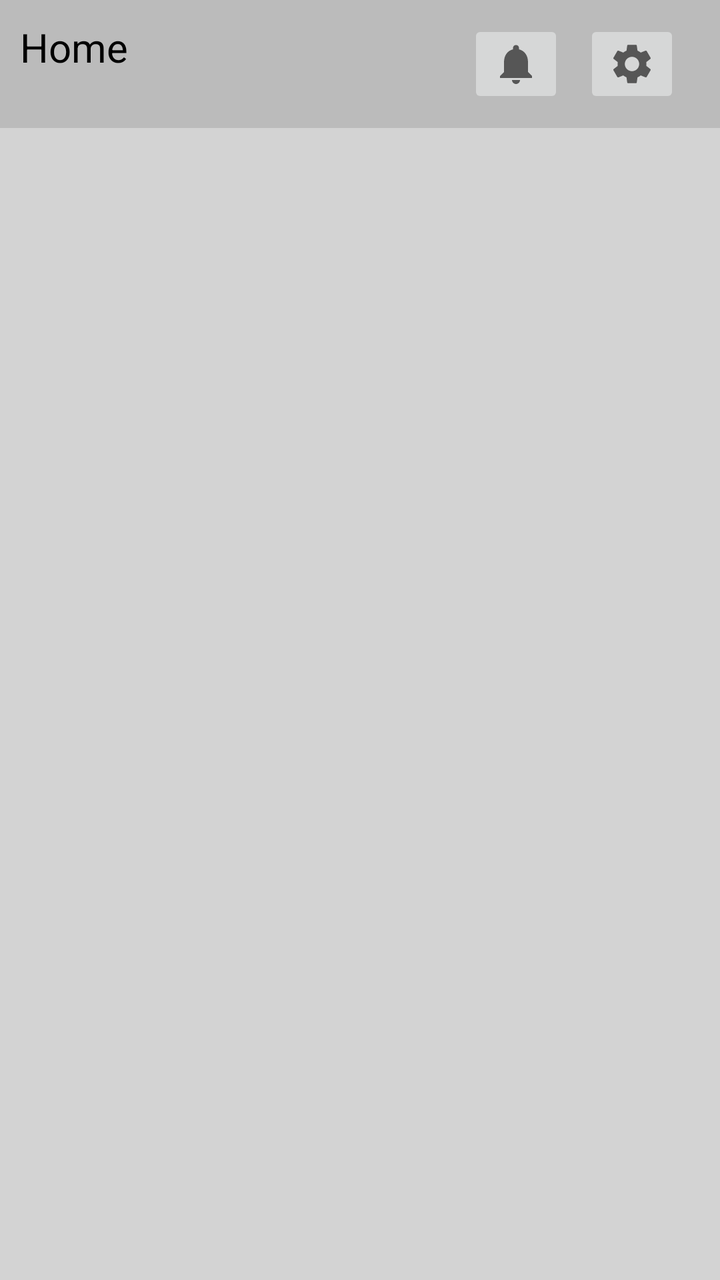
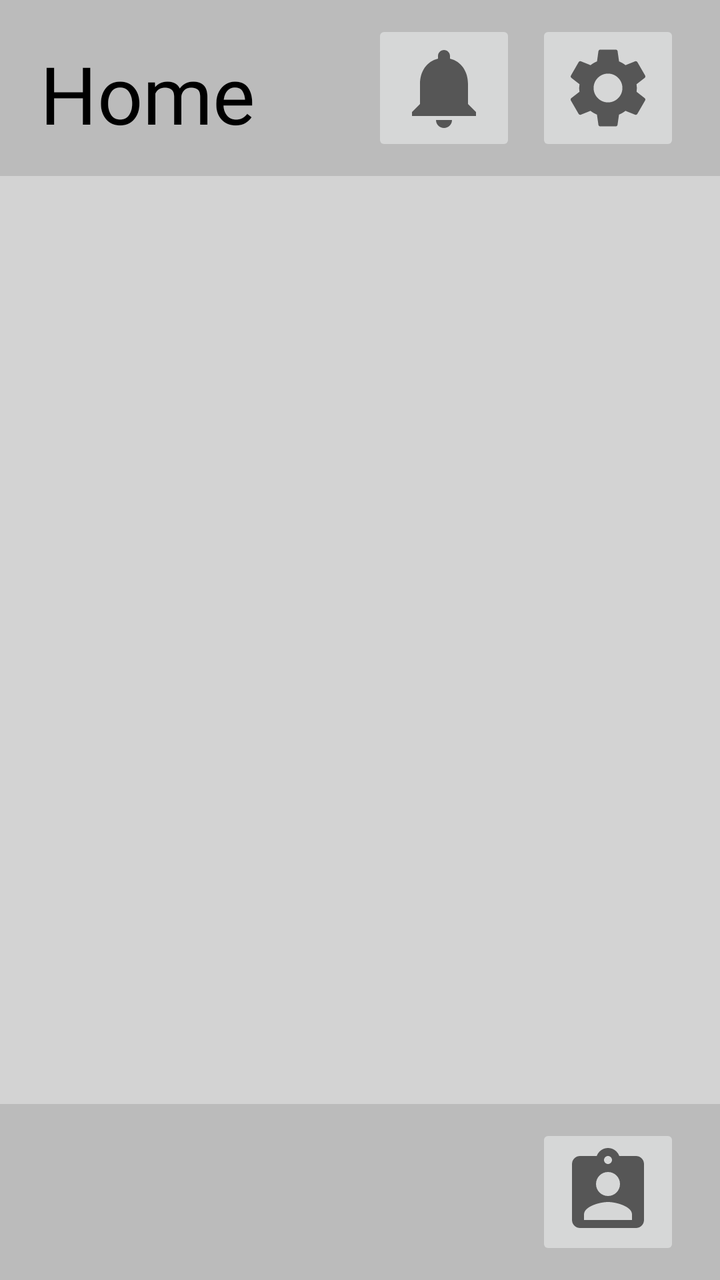

Two renders of the same Android screen: before a commit and after it. Below are the layout's source before the change and the commit's diff.
<!-- AndroidManifest.xml: application theme Theme.CMP309CWK -->
<!-- res/layout/activity_main.xml -->
<?xml version="1.0" encoding="utf-8"?>
<LinearLayout
    xmlns:android="http://schemas.android.com/apk/res/android"
    xmlns:tools="http://schemas.android.com/tools"
    android:layout_width="match_parent"
    android:layout_height="match_parent"
    android:orientation="vertical"
    android:background="#D3D3D3"
    tools:context=".MainActivity">


<LinearLayout
    android:layout_width="match_parent"
    android:layout_height="wrap_content"
    android:orientation="horizontal"
    android:background="#bbbbbb">
<TextView
    android:layout_width="wrap_content"
    android:layout_height="wrap_content"
    android:text="Home"
    android:textSize="20sp"
    android:textColor="#000000"
    android:gravity="left"
    android:layout_marginTop="10dp"
    android:layout_marginBottom="10dp"
    android:layout_marginLeft="10dp" />

<LinearLayout
    android:layout_width="match_parent"
    android:layout_height="wrap_content"
    android:orientation="horizontal"
    android:layout_marginTop="10dp"
    android:layout_marginBottom="10dp"
    android:layout_marginRight="10dp"
    android:gravity="right">


    <ImageButton
        android:id="@+id/btnNotification"
        android:layout_width="wrap_content"
        android:layout_height="wrap_content"
        android:layout_marginRight="10dp"
        android:src="@drawable/ic_baseline_notifications_24" />

    <ImageButton
        android:id="@+id/btnSettings"
        android:layout_width="wrap_content"
        android:layout_height="wrap_content"
        android:layout_marginRight="10dp"
        android:src="@drawable/ic_baseline_settings_24" />

</LinearLayout>






</LinearLayout>


</LinearLayout>
<!-- resources referenced by this layout -->
<resources>
  <!-- drawable ic_baseline_notifications_24 (drawable) -->
  <vector xmlns:android="http://schemas.android.com/apk/res/android"
      android:width="24dp"
      android:height="24dp"
      android:viewportWidth="24"
      android:viewportHeight="24"
      android:tint="?attr/colorControlNormal">
    <path
        android:fillColor="@android:color/white"
        android:pathData="M12,22c1.1,0 2,-0.9 2,-2h-4c0,1.1 0.89,2 2,2zM18,16v-5c0,-3.07 -1.64,-5.64 -4.5,-6.32L13.5,4c0,-0.83 -0.67,-1.5 -1.5,-1.5s-1.5,0.67 -1.5,1.5v0.68C7.63,5.36 6,7.92 6,11v5l-2,2v1h16v-1l-2,-2z"/>
  </vector>
  <!-- drawable ic_baseline_settings_24 (drawable) -->
  <vector xmlns:android="http://schemas.android.com/apk/res/android"
      android:width="24dp"
      android:height="24dp"
      android:viewportWidth="24"
      android:viewportHeight="24"
      android:tint="?attr/colorControlNormal">
    <path
        android:fillColor="@android:color/white"
        android:pathData="M19.14,12.94c0.04,-0.3 0.06,-0.61 0.06,-0.94c0,-0.32 -0.02,-0.64 -0.07,-0.94l2.03,-1.58c0.18,-0.14 0.23,-0.41 0.12,-0.61l-1.92,-3.32c-0.12,-0.22 -0.37,-0.29 -0.59,-0.22l-2.39,0.96c-0.5,-0.38 -1.03,-0.7 -1.62,-0.94L14.4,2.81c-0.04,-0.24 -0.24,-0.41 -0.48,-0.41h-3.84c-0.24,0 -0.43,0.17 -0.47,0.41L9.25,5.35C8.66,5.59 8.12,5.92 7.63,6.29L5.24,5.33c-0.22,-0.08 -0.47,0 -0.59,0.22L2.74,8.87C2.62,9.08 2.66,9.34 2.86,9.48l2.03,1.58C4.84,11.36 4.8,11.69 4.8,12s0.02,0.64 0.07,0.94l-2.03,1.58c-0.18,0.14 -0.23,0.41 -0.12,0.61l1.92,3.32c0.12,0.22 0.37,0.29 0.59,0.22l2.39,-0.96c0.5,0.38 1.03,0.7 1.62,0.94l0.36,2.54c0.05,0.24 0.24,0.41 0.48,0.41h3.84c0.24,0 0.44,-0.17 0.47,-0.41l0.36,-2.54c0.59,-0.24 1.13,-0.56 1.62,-0.94l2.39,0.96c0.22,0.08 0.47,0 0.59,-0.22l1.92,-3.32c0.12,-0.22 0.07,-0.47 -0.12,-0.61L19.14,12.94zM12,15.6c-1.98,0 -3.6,-1.62 -3.6,-3.6s1.62,-3.6 3.6,-3.6s3.6,1.62 3.6,3.6S13.98,15.6 12,15.6z"/>
  </vector>
  <style name="Theme.CMP309CWK" parent="Theme.MaterialComponents.DayNight.DarkActionBar">
          
          <item name="colorPrimary">@color/purple_500</item>
          <item name="colorPrimaryVariant">@color/purple_700</item>
          <item name="colorOnPrimary">@color/white</item>
          
          <item name="colorSecondary">@color/teal_200</item>
          <item name="colorSecondaryVariant">@color/teal_700</item>
          <item name="colorOnSecondary">@color/black</item>
          
          <item name="android:statusBarColor" tools:targetApi="l">?attr/colorPrimaryVariant</item>
          
      </style>
  <color name="purple_500">#FF6200EE</color>
  <color name="purple_700">#FF3700B3</color>
  <color name="white">#FFFFFFFF</color>
  <color name="teal_200">#FF03DAC5</color>
  <color name="teal_700">#FF018786</color>
  <color name="black">#FF000000</color>
</resources>

<!-- the commit's change to res/layout/activity_main.xml (unified diff, before → after) -->
@@ -1,62 +1,102 @@
 <?xml version="1.0" encoding="utf-8"?>
-<LinearLayout
-    xmlns:android="http://schemas.android.com/apk/res/android"
-    xmlns:tools="http://schemas.android.com/tools"
-    android:layout_width="match_parent"
-    android:layout_height="match_parent"
-    android:orientation="vertical"
-    android:background="#D3D3D3"
-    tools:context=".MainActivity">
+<RelativeLayout xmlns:android="http://schemas.android.com/apk/res/android"
+    android:layout_width="fill_parent"
+    android:layout_height="fill_parent"
+    android:background="@color/white"
+    android:orientation="vertical" >
+    <LinearLayout
+        xmlns:android="http://schemas.android.com/apk/res/android"
+        xmlns:tools="http://schemas.android.com/tools"
+        android:layout_width="match_parent"
+        android:layout_height="match_parent"
+        android:orientation="vertical"
+        android:background="#D3D3D3"
+        tools:context=".MainActivity">
+
+        
+        <LinearLayout
+            android:layout_width="match_parent"
+            android:layout_height="wrap_content"
+            android:orientation="horizontal"
+            android:background="#bbbbbb">
+            <TextView
+                android:layout_width="wrap_content"
+                android:layout_height="wrap_content"
+                android:text="Home"
+                android:textColor="#000000"
+                android:gravity="left"
+                android:layout_marginTop="20dp"
+                android:textSize="40sp"
+                android:fontFamily="@font/title"
+                android:layout_marginBottom="10dp"
+                android:layout_marginLeft="20dp" />
 
 
-<LinearLayout
-    android:layout_width="match_parent"
-    android:layout_height="wrap_content"
-    android:orientation="horizontal"
-    android:background="#bbbbbb">
-<TextView
-    android:layout_width="wrap_content"
-    android:layout_height="wrap_content"
-    android:text="Home"
-    android:textSize="20sp"
-    android:textColor="#000000"
-    android:gravity="left"
-    android:layout_marginTop="10dp"
-    android:layout_marginBottom="10dp"
-    android:layout_marginLeft="10dp" />
-
-<LinearLayout
-    android:layout_width="match_parent"
-    android:layout_height="wrap_content"
-    android:orientation="horizontal"
-    android:layout_marginTop="10dp"
-    android:layout_marginBottom="10dp"
-    android:layout_marginRight="10dp"
-    android:gravity="right">
+            <LinearLayout
+                android:layout_width="match_parent"
+                android:layout_height="wrap_content"
+                android:orientation="horizontal"
+                android:layout_marginTop="10dp"
+                android:layout_marginBottom="10dp"
+                android:layout_marginRight="10dp"
+                android:gravity="right">
 
 
-    <ImageButton
-        android:id="@+id/btnNotification"
-        android:layout_width="wrap_content"
-        android:layout_height="wrap_content"
-        android:layout_marginRight="10dp"
-        android:src="@drawable/ic_baseline_notifications_24" />
+                    <ImageButton
+                        android:id="@+id/btnNotification"
+                        android:layout_width="wrap_content"
+                        android:layout_height="wrap_content"
+                        android:layout_marginRight="10dp"
+                        android:src="@drawable/ic_baseline_notifications_24" />
 
-    <ImageButton
-        android:id="@+id/btnSettings"
-        android:layout_width="wrap_content"
-        android:layout_height="wrap_content"
-        android:layout_marginRight="10dp"
-        android:src="@drawable/ic_baseline_settings_24" />
+                    <ImageButton
+                        android:id="@+id/btnSettings"
+                        android:layout_width="wrap_content"
+                        android:layout_height="wrap_content"
+                        android:layout_marginRight="10dp"
+                        android:src="@drawable/ic_baseline_settings_24" />
 
-</LinearLayout>
+            </LinearLayout>
+        </LinearLayout>
+        
+
+        
+            
+        
 
 
 
 
 
 
-</LinearLayout>
+    </LinearLayout>
 
+    
+    <LinearLayout
+        android:layout_width="match_parent"
+        android:layout_height="wrap_content"
+        android:orientation="horizontal"
+        android:background="#bbbbbb"
+        android:layout_alignParentBottom="true" >
 
-</LinearLayout>
+    <LinearLayout
+        android:layout_width="match_parent"
+        android:layout_height="wrap_content"
+        android:orientation="horizontal"
+        android:layout_marginTop="10dp"
+        android:layout_marginBottom="10dp"
+        android:layout_marginRight="10dp"
+        android:gravity="right">
+
+        <ImageButton
+            android:id="@+id/btnProfile"
+            android:layout_width="wrap_content"
+            android:layout_height="wrap_content"
+            android:layout_marginRight="10dp"
+            android:src="@drawable/ic_baseline_assignment_ind_24" />
+
+    </LinearLayout>
+    
+
+    </LinearLayout>
+</RelativeLayout>
<!-- resource entries referenced after the edit -->
@@ -1,26 +1,16 @@
 <!-- resources referenced by this layout -->
 <resources>
   <!-- drawable ic_baseline_notifications_24 (drawable) -->
-  <vector xmlns:android="http://schemas.android.com/apk/res/android"
-      android:width="24dp"
-      android:height="24dp"
-      android:viewportWidth="24"
-      android:viewportHeight="24"
-      android:tint="?attr/colorControlNormal">
-    <path
-        android:fillColor="@android:color/white"
-        android:pathData="M12,22c1.1,0 2,-0.9 2,-2h-4c0,1.1 0.89,2 2,2zM18,16v-5c0,-3.07 -1.64,-5.64 -4.5,-6.32L13.5,4c0,-0.83 -0.67,-1.5 -1.5,-1.5s-1.5,0.67 -1.5,1.5v0.68C7.63,5.36 6,7.92 6,11v5l-2,2v1h16v-1l-2,-2z"/>
+  <vector android:height="48dp" android:tint="?attr/colorControlNormal"
+      android:viewportHeight="24" android:viewportWidth="24"
+      android:width="48dp" xmlns:android="http://schemas.android.com/apk/res/android">
+      <path android:fillColor="@android:color/white" android:pathData="M12,22c1.1,0 2,-0.9 2,-2h-4c0,1.1 0.89,2 2,2zM18,16v-5c0,-3.07 -1.64,-5.64 -4.5,-6.32L13.5,4c0,-0.83 -0.67,-1.5 -1.5,-1.5s-1.5,0.67 -1.5,1.5v0.68C7.63,5.36 6,7.92 6,11v5l-2,2v1h16v-1l-2,-2z"/>
   </vector>
   <!-- drawable ic_baseline_settings_24 (drawable) -->
-  <vector xmlns:android="http://schemas.android.com/apk/res/android"
-      android:width="24dp"
-      android:height="24dp"
-      android:viewportWidth="24"
-      android:viewportHeight="24"
-      android:tint="?attr/colorControlNormal">
-    <path
-        android:fillColor="@android:color/white"
-        android:pathData="M19.14,12.94c0.04,-0.3 0.06,-0.61 0.06,-0.94c0,-0.32 -0.02,-0.64 -0.07,-0.94l2.03,-1.58c0.18,-0.14 0.23,-0.41 0.12,-0.61l-1.92,-3.32c-0.12,-0.22 -0.37,-0.29 -0.59,-0.22l-2.39,0.96c-0.5,-0.38 -1.03,-0.7 -1.62,-0.94L14.4,2.81c-0.04,-0.24 -0.24,-0.41 -0.48,-0.41h-3.84c-0.24,0 -0.43,0.17 -0.47,0.41L9.25,5.35C8.66,5.59 8.12,5.92 7.63,6.29L5.24,5.33c-0.22,-0.08 -0.47,0 -0.59,0.22L2.74,8.87C2.62,9.08 2.66,9.34 2.86,9.48l2.03,1.58C4.84,11.36 4.8,11.69 4.8,12s0.02,0.64 0.07,0.94l-2.03,1.58c-0.18,0.14 -0.23,0.41 -0.12,0.61l1.92,3.32c0.12,0.22 0.37,0.29 0.59,0.22l2.39,-0.96c0.5,0.38 1.03,0.7 1.62,0.94l0.36,2.54c0.05,0.24 0.24,0.41 0.48,0.41h3.84c0.24,0 0.44,-0.17 0.47,-0.41l0.36,-2.54c0.59,-0.24 1.13,-0.56 1.62,-0.94l2.39,0.96c0.22,0.08 0.47,0 0.59,-0.22l1.92,-3.32c0.12,-0.22 0.07,-0.47 -0.12,-0.61L19.14,12.94zM12,15.6c-1.98,0 -3.6,-1.62 -3.6,-3.6s1.62,-3.6 3.6,-3.6s3.6,1.62 3.6,3.6S13.98,15.6 12,15.6z"/>
+  <vector android:height="48dp" android:tint="?attr/colorControlNormal"
+      android:viewportHeight="24" android:viewportWidth="24"
+      android:width="48dp" xmlns:android="http://schemas.android.com/apk/res/android">
+      <path android:fillColor="@android:color/white" android:pathData="M19.14,12.94c0.04,-0.3 0.06,-0.61 0.06,-0.94c0,-0.32 -0.02,-0.64 -0.07,-0.94l2.03,-1.58c0.18,-0.14 0.23,-0.41 0.12,-0.61l-1.92,-3.32c-0.12,-0.22 -0.37,-0.29 -0.59,-0.22l-2.39,0.96c-0.5,-0.38 -1.03,-0.7 -1.62,-0.94L14.4,2.81c-0.04,-0.24 -0.24,-0.41 -0.48,-0.41h-3.84c-0.24,0 -0.43,0.17 -0.47,0.41L9.25,5.35C8.66,5.59 8.12,5.92 7.63,6.29L5.24,5.33c-0.22,-0.08 -0.47,0 -0.59,0.22L2.74,8.87C2.62,9.08 2.66,9.34 2.86,9.48l2.03,1.58C4.84,11.36 4.8,11.69 4.8,12s0.02,0.64 0.07,0.94l-2.03,1.58c-0.18,0.14 -0.23,0.41 -0.12,0.61l1.92,3.32c0.12,0.22 0.37,0.29 0.59,0.22l2.39,-0.96c0.5,0.38 1.03,0.7 1.62,0.94l0.36,2.54c0.05,0.24 0.24,0.41 0.48,0.41h3.84c0.24,0 0.44,-0.17 0.47,-0.41l0.36,-2.54c0.59,-0.24 1.13,-0.56 1.62,-0.94l2.39,0.96c0.22,0.08 0.47,0 0.59,-0.22l1.92,-3.32c0.12,-0.22 0.07,-0.47 -0.12,-0.61L19.14,12.94zM12,15.6c-1.98,0 -3.6,-1.62 -3.6,-3.6s1.62,-3.6 3.6,-3.6s3.6,1.62 3.6,3.6S13.98,15.6 12,15.6z"/>
   </vector>
   <style name="Theme.CMP309CWK" parent="Theme.MaterialComponents.DayNight.DarkActionBar">
           
@@ -38,6 +28,12 @@
   <color name="purple_500">#FF6200EE</color>
   <color name="purple_700">#FF3700B3</color>
   <color name="white">#FFFFFFFF</color>
+  <!-- drawable ic_baseline_assignment_ind_24 (drawable) -->
+  <vector android:height="48dp" android:tint="?attr/colorControlNormal"
+      android:viewportHeight="24" android:viewportWidth="24"
+      android:width="48dp" xmlns:android="http://schemas.android.com/apk/res/android">
+      <path android:fillColor="@android:color/white" android:pathData="M19,3h-4.18C14.4,1.84 13.3,1 12,1c-1.3,0 -2.4,0.84 -2.82,2L5,3c-1.1,0 -2,0.9 -2,2v14c0,1.1 0.9,2 2,2h14c1.1,0 2,-0.9 2,-2L21,5c0,-1.1 -0.9,-2 -2,-2zM12,3c0.55,0 1,0.45 1,1s-0.45,1 -1,1 -1,-0.45 -1,-1 0.45,-1 1,-1zM12,7c1.66,0 3,1.34 3,3s-1.34,3 -3,3 -3,-1.34 -3,-3 1.34,-3 3,-3zM18,19L6,19v-1.4c0,-2 4,-3.1 6,-3.1s6,1.1 6,3.1L18,19z"/>
+  </vector>
   <color name="teal_200">#FF03DAC5</color>
   <color name="teal_700">#FF018786</color>
   <color name="black">#FF000000</color>
